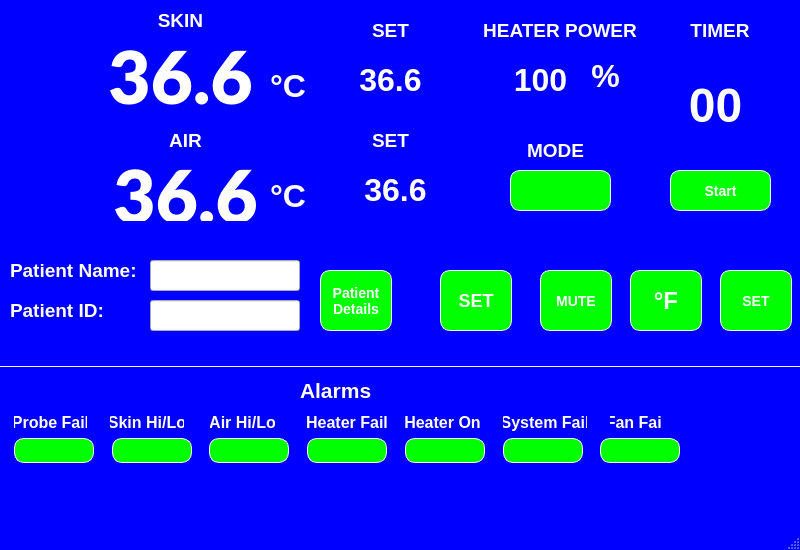
Above: mainwindow.ui from eurosa/Rasberry5InchDisplay before the change. Below: the same form after it.
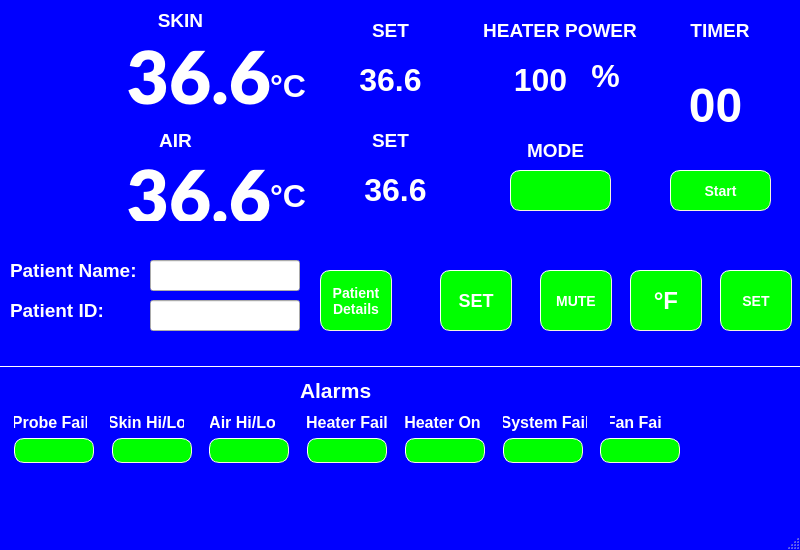
That is the form after the change. Icons and pictures are not drawn.

What changed in the file:
```diff
--- a/mainwindow.ui
+++ b/mainwindow.ui
@@ -362,9 +362,9 @@
    <widget class="QLabel" name="tempLabel4">
     <property name="geometry">
      <rect>
-      <x>100</x>
+      <x>80</x>
       <y>150</y>
-      <width>171</width>
+      <width>191</width>
       <height>71</height>
      </rect>
     </property>
@@ -390,7 +390,7 @@
      <string>36.6</string>
     </property>
     <property name="alignment">
-     <set>Qt::AlignHCenter|Qt::AlignTop</set>
+     <set>Qt::AlignRight|Qt::AlignTop|Qt::AlignTrailing</set>
     </property>
    </widget>
    <widget class="QLabel" name="setLabelAirTemp">
@@ -429,7 +429,7 @@
    <widget class="QLabel" name="setTitleLabel4">
     <property name="geometry">
      <rect>
-      <x>160</x>
+      <x>150</x>
       <y>130</y>
       <width>51</width>
       <height>20</height>
@@ -610,9 +610,9 @@
    <widget class="QLabel" name="tempLabel3">
     <property name="geometry">
      <rect>
-      <x>90</x>
+      <x>80</x>
       <y>40</y>
-      <width>181</width>
+      <width>191</width>
       <height>71</height>
      </rect>
     </property>
@@ -638,7 +638,7 @@
      <string>36.6</string>
     </property>
     <property name="alignment">
-     <set>Qt::AlignCenter</set>
+     <set>Qt::AlignRight|Qt::AlignTrailing|Qt::AlignVCenter</set>
     </property>
    </widget>
    <widget class="QLabel" name="setLabelSkinTemp">
```
